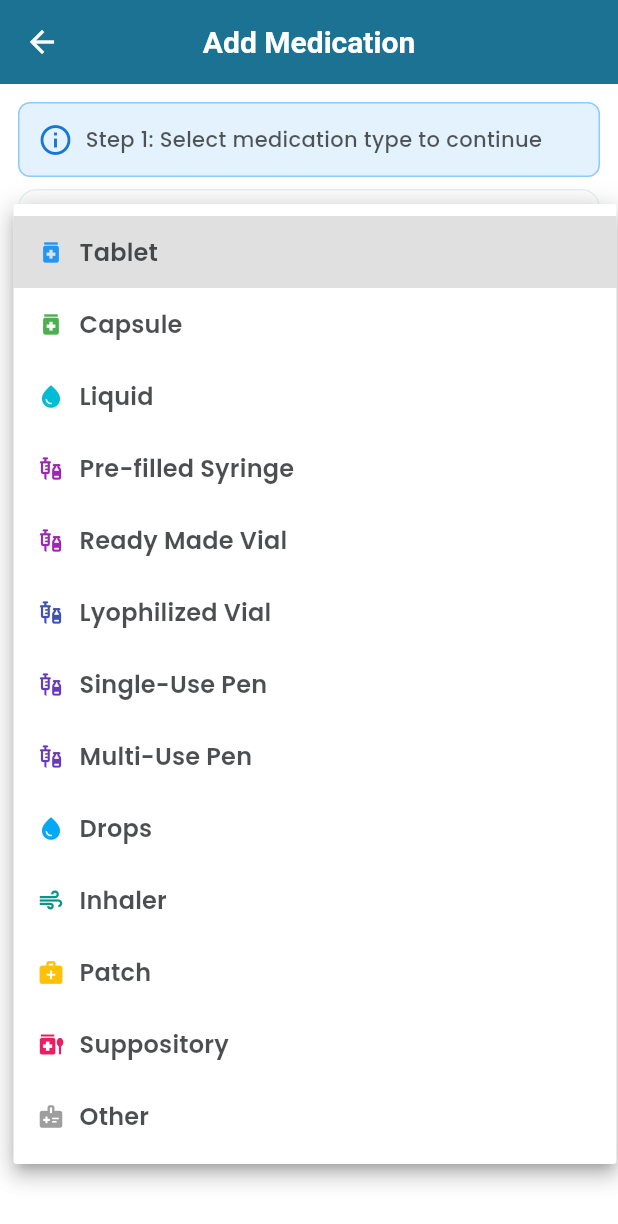
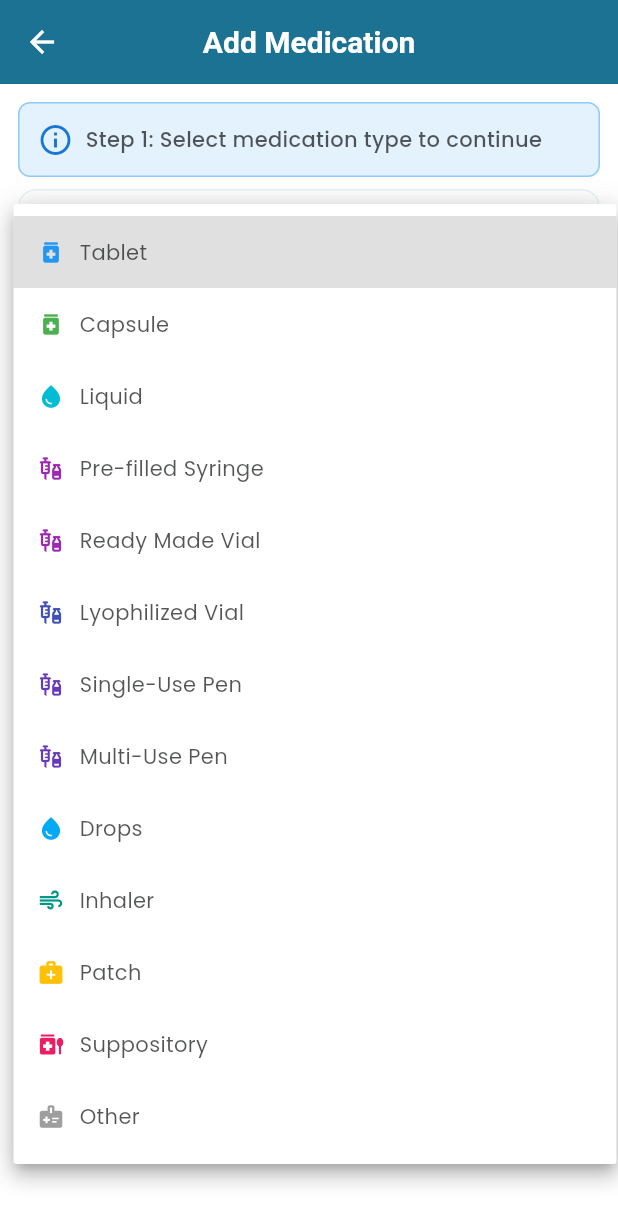
Before and after one commit to kinemspa/dosifi_flutter, a Flutter app: the MedicationFormScreenRefactored screen opened by its route, after a tap on "Select medication type...", on a phone screen of 412 x 824 dp. Shown: the top 1224 px of the screen. Run offline on Flutter 3.47's test engine with Material 3 defaults, Android fonts, the phone set to English and light mode, and no system bars; our stand-ins replace calendar_view, flutter_animate, flutter_local_notifications, flutter_riverpod, flutter_secure_storage, go_router and 4 more; accounts and stored records are empty.

Commit message:
ui: lighten Medication Type dropdown hint, selected text, and menu item labels

```diff
--- a/lib/presentation/screens/medication_form/form_sections/medication_type_section.dart
+++ b/lib/presentation/screens/medication_form/form_sections/medication_type_section.dart
@@ -41,12 +41,21 @@ class MedicationTypeSection extends StatelessWidget {
             button: true,
             child: DropdownButtonFormField<MedicationType>(
               value: controller.selectedType,
+              style: Theme.of(context).textTheme.bodyMedium?.copyWith(
+                fontWeight: FontWeight.w400,
+              ),
+              hint: Text(
+                'Select medication type...',
+                style: Theme.of(context).textTheme.bodyMedium?.copyWith(
+                      fontWeight: FontWeight.w400,
+                      color: Colors.grey[600],
+                    ) ??
+                    TextStyle(
+                      fontWeight: FontWeight.w400,
+                      color: Colors.grey[600],
+                    ),
+              ),
               decoration: InputDecoration(
-                hintText: 'Select medication type...',
-                hintStyle: Theme.of(context).textTheme.bodyMedium?.copyWith(
-                  fontWeight: FontWeight.w400,
-                  color: Colors.grey[600],
-                ),
                 border: OutlineInputBorder(
                   borderRadius: BorderRadius.circular(12),
                 ),
@@ -78,7 +87,13 @@ class MedicationTypeSection extends StatelessWidget {
                               ),
                             ),
                             const SizedBox(width: 10),
-                            Text(type.displayName),
+                            Text(
+                              type.displayName,
+                              style: Theme.of(context)
+                                  .textTheme
+                                  .bodyMedium
+                                  ?.copyWith(fontWeight: FontWeight.w400),
+                            ),
                           ],
                         ),
                       ),
```
